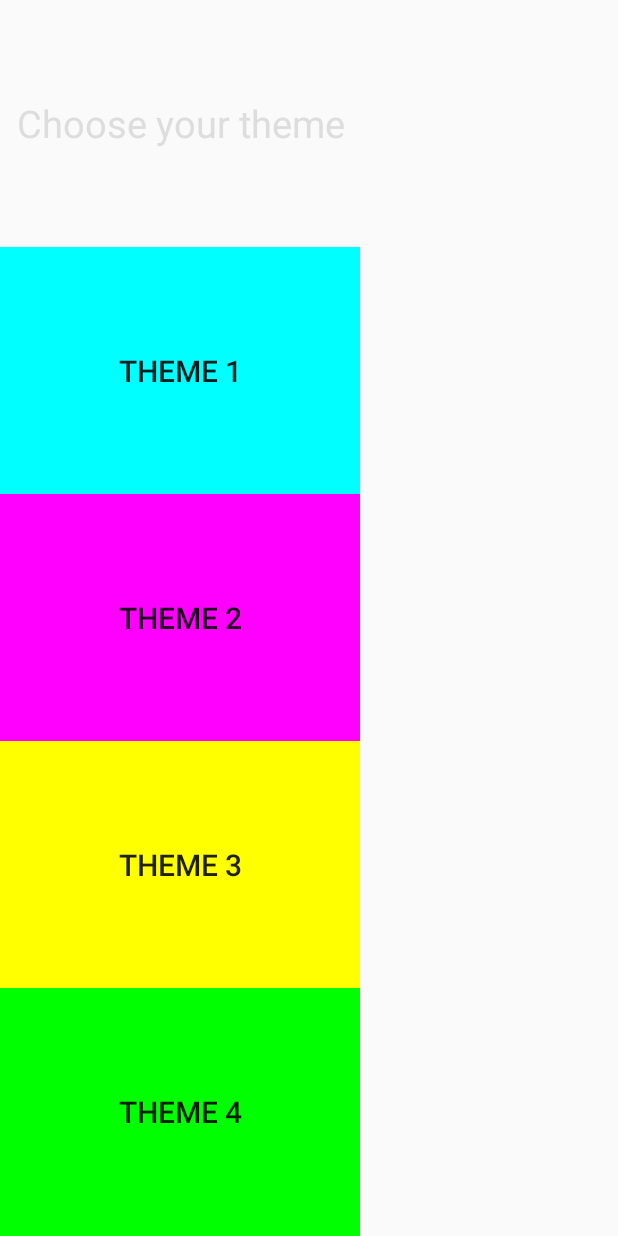
After one commit to LaurentESP/FormationHB_Android_Calculator, an Android app: the layout drawer_layout.xml on its own in the app's theme, with its tools: preview values and no code run, on a phone screen of 412 x 824 dp. The commit adds this screen. Run offline under Robolectric (Android 15) with nearby library versions, the phone set to English and light mode, and no system bars.

```diff
--- /dev/null
+++ b/app/src/main/res/layout/drawer_layout.xml
@@ -0,0 +1,50 @@
+<?xml version="1.0" encoding="utf-8"?>
+<LinearLayout xmlns:android="http://schemas.android.com/apk/res/android"
+    android:id="@+id/left_drawer"
+    android:layout_width="240dp"
+    android:layout_gravity="start"
+    android:layout_height="match_parent"
+    android:weightSum="5"
+    android:orientation="vertical">
+    <TextView
+        android:layout_width="match_parent"
+        android:layout_height="0dp"
+        android:layout_weight="1"
+        android:textColor="@color/color_Grey"
+        android:textSize="25sp"
+        android:gravity="center_vertical|center_horizontal"
+        android:text="Choose your theme"/>
+    <Button
+        android:id="@+id/button_theme_1"
+        android:layout_width="match_parent"
+        android:layout_height="0dp"
+        android:layout_weight="1"
+        android:tag="theme1"
+        android:text="Theme 1"
+        android:background="@color/cyan"/>
+    <Button
+        android:id="@+id/button_theme_2"
+        android:layout_width="match_parent"
+        android:layout_height="0dp"
+        android:layout_weight="1"
+        android:tag="theme2"
+        android:text="Theme 2"
+        android:background="@color/magenta"/>
+    <Button
+        android:id="@+id/button_theme_3"
+        android:layout_width="match_parent"
+        android:layout_height="0dp"
+        android:layout_weight="1"
+        android:tag="theme3"
+        android:text="Theme 3"
+        android:background="@color/yellow"/>
+    <Button
+        android:id="@+id/button_theme_4"
+        android:layout_width="match_parent"
+        android:layout_height="0dp"
+        android:layout_weight="1"
+        android:tag="theme1"
+        android:text="Theme 4"
+        android:background="@color/green"/>
+
+</LinearLayout>
--- a/app/src/main/res/values/colors.xml
+++ b/app/src/main/res/values/colors.xml
@@ -5,4 +5,8 @@
     <color name="colorAccent">#FF4081</color>
     <color name="color_Grey_Dark">#444444</color>
     <color name="color_Grey">#DDDDDD</color>
+    <color name="cyan">#00FFFF</color>
+    <color name="magenta">#FF00FF</color>
+    <color name="yellow">#FFFF00</color>
+    <color name="green">#00FF00</color>
 </resources>
```
Also changed, not shown: app/src/main/java/laurentesp/calculator/MainActivity.java (+40 -72 lines), app/src/main/res/layout-land/activity_main.xml (deleted, +0 -92 lines), app/src/main/res/layout-land/content.xml (added, +77 -0 lines), app/src/main/res/layout/activity_main.xml (+2 -62 lines), app/src/main/res/layout/content.xml (added, +56 -0 lines).
